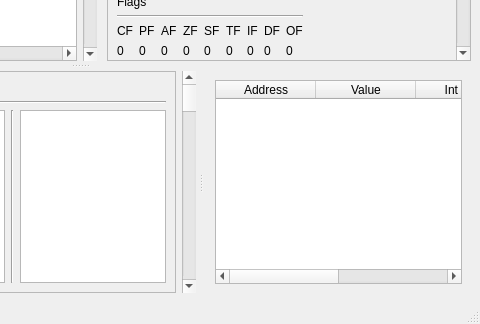
The window that GUI/MemoryViewerWindow.ui (korcankaraokcu/PINCE) describes before a commit, drawn with Qt 5; both pictures show x 320 to 800 and y 276 to 600 of the 800 by 600 pixel window.
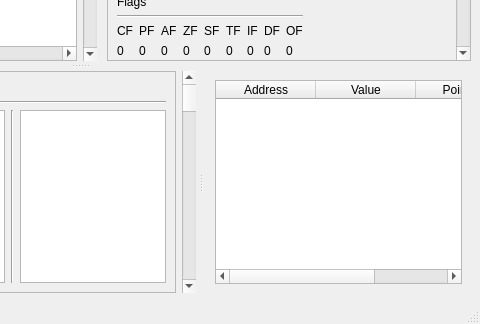
The same window after the commit. The open tabs and pages were chosen to show the change. Custom widgets are drawn as their Qt base class.

The edit to the form file:
```diff
--- a/GUI/MemoryViewerWindow.ui
+++ b/GUI/MemoryViewerWindow.ui
@@ -1236,7 +1236,10 @@
                 <bool>false</bool>
                </attribute>
                <attribute name="verticalHeaderDefaultSectionSize">
-                <number>15</number>
+                <number>16</number>
+               </attribute>
+               <attribute name="verticalHeaderMinimumSectionSize">
+                <number>16</number>
                </attribute>
                <column>
                 <property name="text">
@@ -1250,12 +1253,7 @@
                </column>
                <column>
                 <property name="text">
-                 <string>Int Repr</string>
-                </property>
-               </column>
-               <column>
-                <property name="text">
-                 <string>Float Repr</string>
+                 <string>Points to</string>
                 </property>
                </column>
               </widget>
```
Left out of the diff: 2 changed lines with no effect on the pictures.
